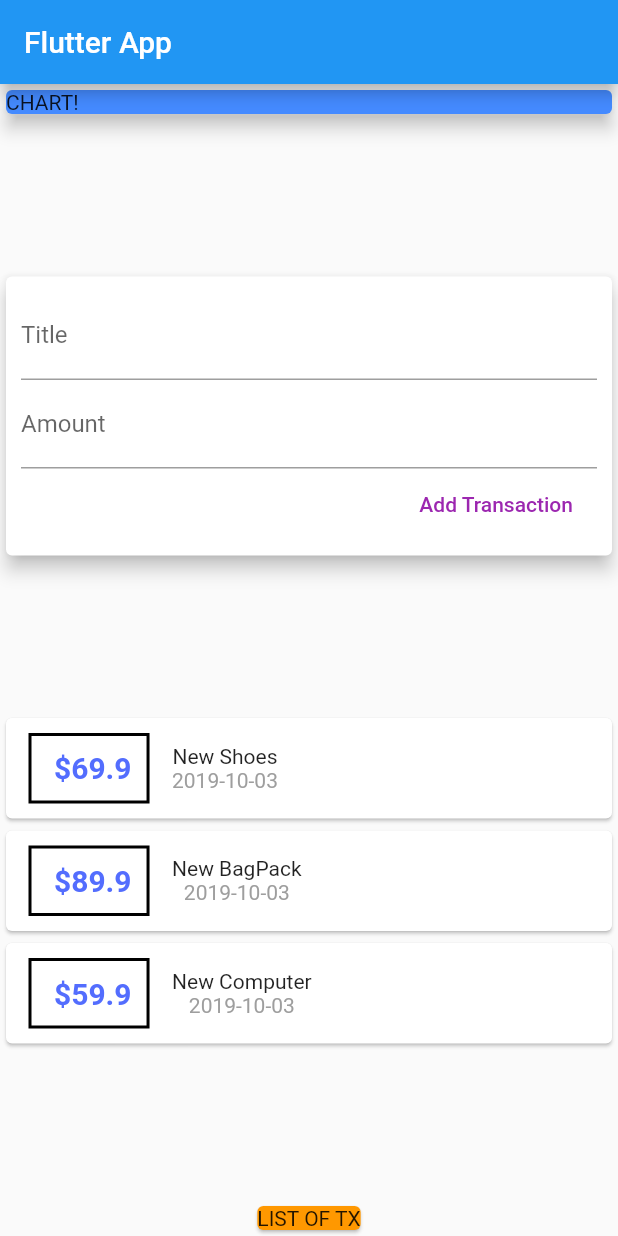
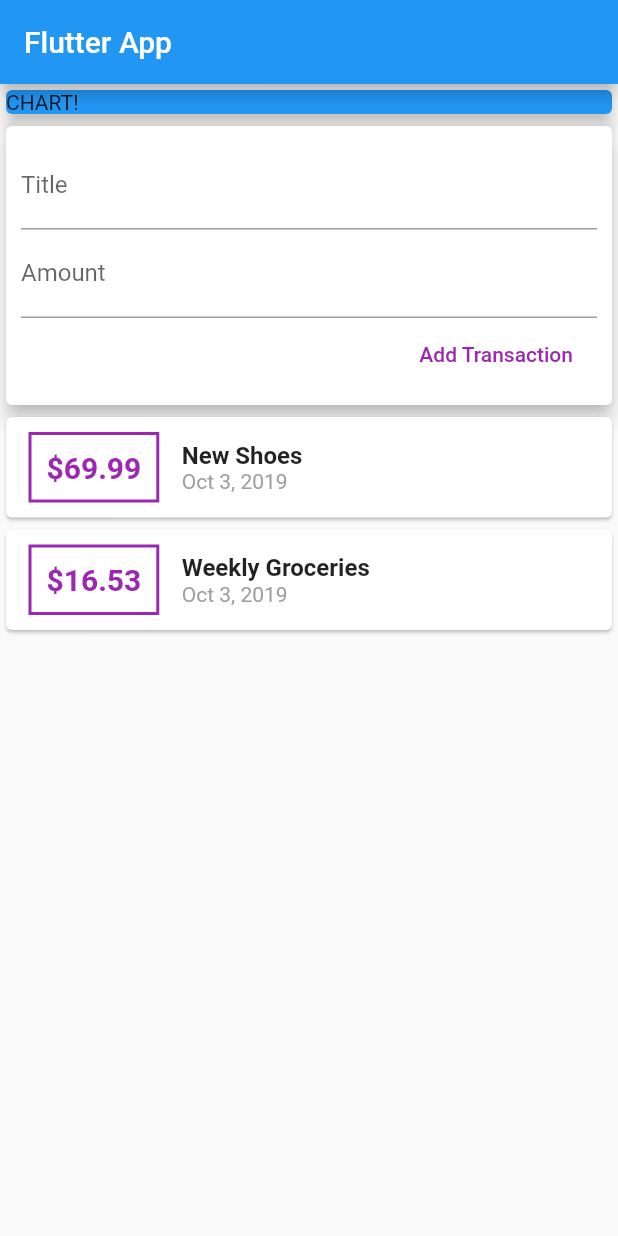
Before and after one commit to EdmaryBaga/flutr_app, a Flutter app: the screen it shows after launch, after a tap on "Add Transaction", on a phone screen of 412 x 824 dp. Run offline on Flutter 3.47's test engine with Material 2 defaults, Android fonts, the phone set to English and light mode, and no system bars.

Commit message:
Se implemento codigo limpio, se dividio la vista en widgets de user_transaction, new_transaction, transaction_list

```diff
--- a/FlutterApps/personal_expenses_app/lib/main.dart
+++ b/FlutterApps/personal_expenses_app/lib/main.dart
@@ -1,131 +1,48 @@
 import 'package:flutter/material.dart';
-import 'package:personal_expenses_app/transaction.dart';
-import 'package:intl/intl.dart';
+import 'package:personal_expenses_app/widgets/user_transaction.dart';
+
+
 
 void main() => runApp(MyApp());
 
 class MyApp extends StatelessWidget {
   @override
   Widget build(BuildContext context) {
-
     return MaterialApp(
-      title: 'Expenses App',
+      title: 'Flutter App',
       home: MyHomePage(),
     );
-    }
-  // This widget is the root of your application.
   }
+}
 
 class MyHomePage extends StatelessWidget {
-
-  final List<Transaction> transaction = [
-    Transaction(id: 't1', title: 'New Shoes', amount: 69.9, date: DateTime.now()),
-    Transaction(id: 't2', title: 'New BagPack', amount: 89.9, date: DateTime.now()),
-    Transaction(id: 't3', title: 'New Computer', amount: 59.9, date: DateTime.now()),
-  ];
-
-  //String titleInput;
-  //String amountInput;
-
+  // String titleInput;
+  // String amountInput;
   final titleController = TextEditingController();
   final amountController = TextEditingController();
 
   @override
   Widget build(BuildContext context) {
-
     return Scaffold(
       appBar: AppBar(
         title: Text('Flutter App'),
       ),
-      body: Column(
-        mainAxisAlignment: MainAxisAlignment.spaceBetween,//indicamos en que parte de la columana empieza la columna
-        crossAxisAlignment: CrossAxisAlignment.center,//alinea los elementos de forma horizontal
+      body: SingleChildScrollView(
+        child: Column(
+          // mainAxisAlignment: MainAxisAlignment.start,
+          crossAxisAlignment: CrossAxisAlignment.stretch,
           children: <Widget>[
             Container(
               width: double.infinity,
               child: Card(
-                color: Colors.blueAccent,
-                child: Container(
-                  width: 100,
-                  child: Text('CHART!'),
-                ),
+                color: Colors.blue,
+                child: Text('CHART!'),
                 elevation: 5,
               ),
             ),
-
-            Card(
-              elevation: 5,
-              child:Container(
-                padding: EdgeInsets.all(10),
-                child: Column(
-                  crossAxisAlignment: CrossAxisAlignment.end,
-                  children: <Widget>[
-                    TextField(
-                      decoration:
-                      InputDecoration(labelText: 'Title'),
-                      //onChanged: (val){titleInput=val;},
-                      controller: titleController,
-                    ),
-                    TextField(
-                      decoration:
-                      InputDecoration(labelText: 'Amount'),
-                      //onChanged: (val) => amountInput = val,
-                      controller: amountController,
-                    ),
-
-                    FlatButton(
-                      onPressed: () {
-                        print(titleController.text);
-                        print(amountController.text);
-                      },
-                      child: Text('Add Transaction'),
-                      textColor: Colors.purple,
-                    )
-                  ],
-                ),
-              )
-
-            ),
-
-            //Hacemos dinamica la lista, agregando una lisa del contenido del mapa de transacciones
-            Column(
-              children: transaction.map((tx){
-                return Card(
-                  child: Row(children: <Widget>[
-                    Container(
-                      margin:EdgeInsets.symmetric(
-                        vertical : 10,
-                        horizontal: 15,
-                      ),
-                      decoration: BoxDecoration(
-                        border: Border.all(
-                          color: Colors.black,
-                          width: 2,
-                        ),
-                      ),
-                      padding: EdgeInsets.all(10),//Se añade un pading ,
-                      child: Text(' \$'+tx.amount.toString(), style: TextStyle(
-                        fontWeight:FontWeight.bold,
-                        fontSize: 20,
-                        color: Colors.indigoAccent,
-                      ),),
-                    ),
-                    Column(children: <Widget>[
-                      Text(tx.title),
-                      Text(DateFormat('yyyy-MM-dd').format( tx.date),
-                      style: TextStyle(
-                        color: Colors.grey,
-                      ),),
-                    ],)
-                  ],)
-                );
-              }).toList(),
-            ),
-            Card(
-              color: Colors.orange,
-                child: Text('LIST OF TX')
-            ),
+            UserTransactions(),
           ],
+        ),
       ),
     );
   }
--- /dev/null
+++ b/FlutterApps/personal_expenses_app/lib/widgets/new_transaction.dart
@@ -0,0 +1,46 @@
+import 'package:flutter/material.dart';
+
+class NewTransaction extends StatelessWidget {
+  final Function addTx;
+  final titleController = TextEditingController();
+  final amountController = TextEditingController();
+
+  NewTransaction(this.addTx);//callback, resive el funcionamiento que tendra el boton
+
+  @override
+  Widget build(BuildContext context) {
+    return Card(
+      elevation: 5,
+      child: Container(
+        padding: EdgeInsets.all(10),
+        child: Column(
+          crossAxisAlignment: CrossAxisAlignment.end,
+          children: <Widget>[
+            TextField(
+              decoration: InputDecoration(labelText: 'Title'),
+              controller: titleController,
+              // onChanged: (val) {
+              //   titleInput = val;
+              // },
+            ),
+            TextField(
+              decoration: InputDecoration(labelText: 'Amount'),
+              controller: amountController,
+              // onChanged: (val) => amountInput = val,
+            ),
+            FlatButton(
+              child: Text('Add Transaction'),
+              textColor: Colors.purple,
+              onPressed: () {
+                addTx(
+                  titleController.text,
+                  double.parse(amountController.text),
+                );
+              },
+            ),
+          ],
+        ),
+      ),
+    );
+  }
+}
--- /dev/null
+++ b/FlutterApps/personal_expenses_app/lib/widgets/transaction_list.dart
@@ -0,0 +1,68 @@
+import 'package:flutter/material.dart';
+import 'package:intl/intl.dart';
+
+import '../models/transaction.dart';
+
+class TransactionList extends StatelessWidget {
+  final List<Transaction> transactions;
+
+  TransactionList(this.transactions);
+
+  @override
+  Widget build(BuildContext context) {
+    return Container(
+      height: 300,
+      child: SingleChildScrollView(
+        child: Column(
+          children: transactions.map((tx) {
+            return Card(
+              child: Row(
+                children: <Widget>[
+                  Container(
+                    margin: EdgeInsets.symmetric(
+                      vertical: 10,
+                      horizontal: 15,
+                    ),
+                    decoration: BoxDecoration(
+                      border: Border.all(
+                        color: Colors.purple,
+                        width: 2,
+                      ),
+                    ),
+                    padding: EdgeInsets.all(10),
+                    child: Text(
+                      '\$${tx.amount}',
+                      style: TextStyle(
+                        fontWeight: FontWeight.bold,
+                        fontSize: 20,
+                        color: Colors.purple,
+                      ),
+                    ),
+                  ),
+                  Column(
+                    crossAxisAlignment: CrossAxisAlignment.start,
+                    children: <Widget>[
+                      Text(
+                        tx.title,
+                        style: TextStyle(
+                          fontSize: 16,
+                          fontWeight: FontWeight.bold,
+                        ),
+                      ),
+                      Text(
+                        DateFormat.yMMMd().format(tx.date),
+                        style: TextStyle(
+                          color: Colors.grey,
+                        ),
+                      ),
+                    ],
+                  ),
+                ],
+              ),
+            );
+          }).toList(),
+        ),
+      ),
+    );
+  }
+}
--- /dev/null
+++ b/FlutterApps/personal_expenses_app/lib/widgets/user_transaction.dart
@@ -0,0 +1,50 @@
+import 'package:flutter/material.dart';
+
+import './new_transaction.dart';
+import './transaction_list.dart';
+import '../models/transaction.dart';
+
+class UserTransactions extends StatefulWidget {
+  @override
+  _UserTransactionsState createState() => _UserTransactionsState();
+}
+
+class _UserTransactionsState extends State<UserTransactions> {
+  final List<Transaction> _userTransactions = [
+    Transaction(
+      id: 't1',
+      title: 'New Shoes',
+      amount: 69.99,
+      date: DateTime.now(),
+    ),
+    Transaction(
+      id: 't2',
+      title: 'Weekly Groceries',
+      amount: 16.53,
+      date: DateTime.now(),
+    ),
+  ];
+
+  void _addNewTransaction(String txTitle, double txAmount) {
+    final newTx = Transaction(
+      title: txTitle,
+      amount: txAmount,
+      date: DateTime.now(),
+      id: DateTime.now().toString(),
+    );
+
+    setState(() {
+      _userTransactions.add(newTx);
+    });
+  }
+
+  @override
+  Widget build(BuildContext context) {
+    return Column(
+      children: <Widget>[
+        NewTransaction(_addNewTransaction),
+        TransactionList(_userTransactions),
+      ],
+    );
+  }
+}
```
Also changed, not shown: FlutterApps/personal_expenses_app/lib/models/transaction.dart (renamed from FlutterApps/personal_expenses_app/lib/transaction.dart).
